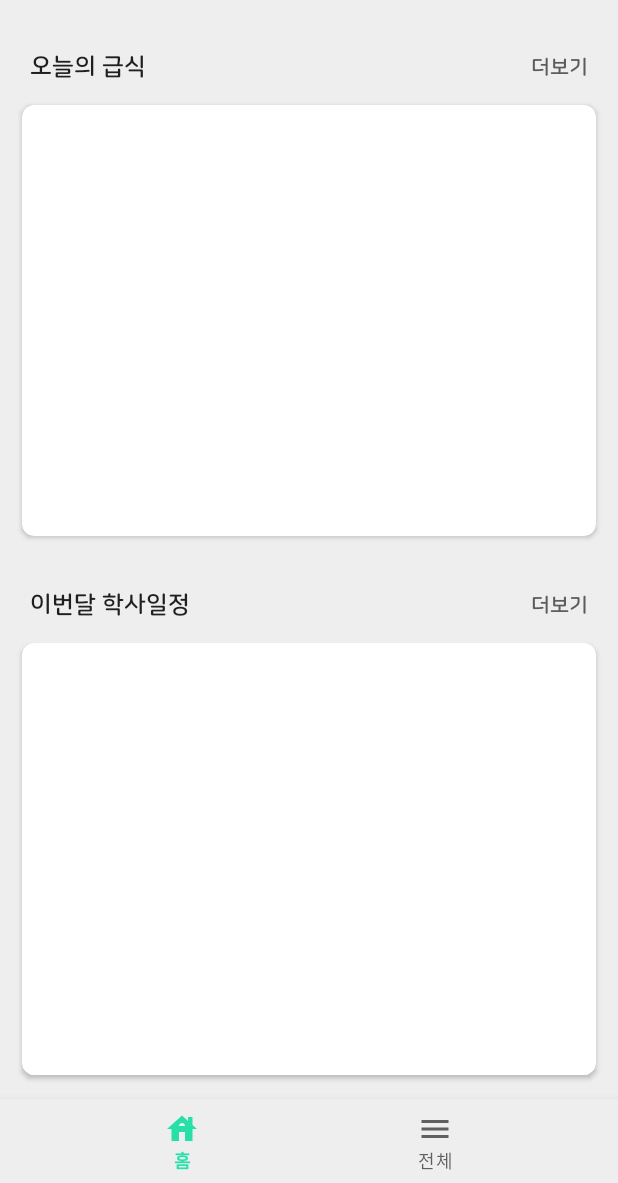
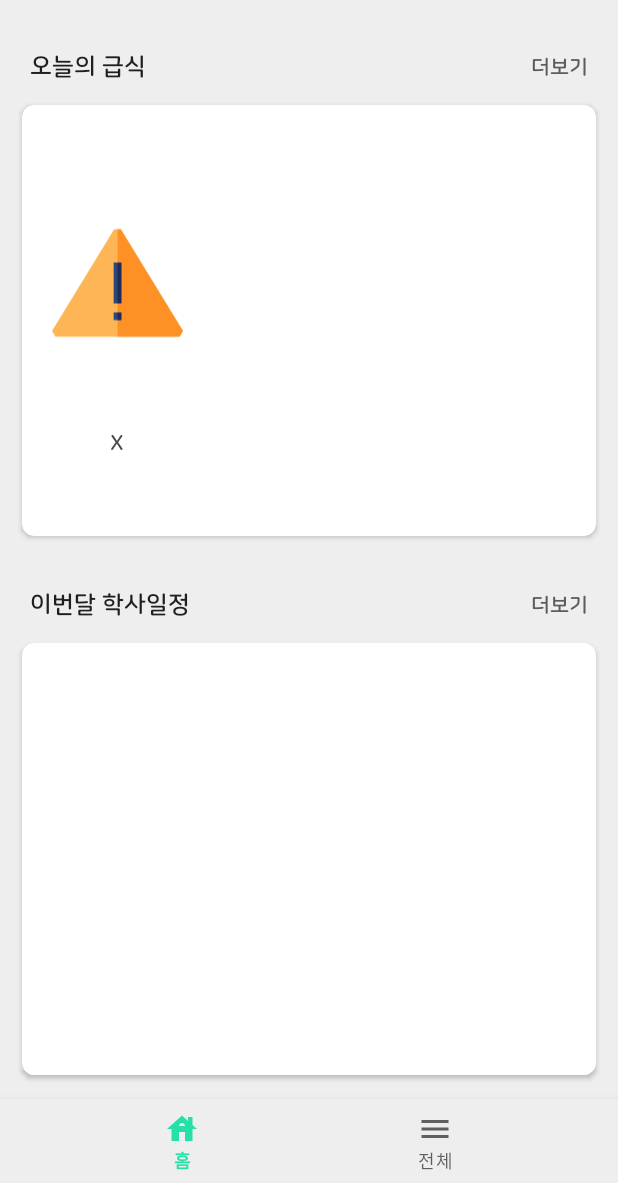
Before and after one commit to ParkJin0318/School_Food_Android, an Android app: the HomeFragment screen opened directly, with no data from a screen before it, on a phone screen of 412 x 824 dp, the part 53-1236 px from its top. Run offline under Robolectric (Android 15) with nearby library versions, the phone set to English and light mode, and no system bars; our stand-ins replace Room's generated code, RxJava, data binding, navigation-ui.

Commit message:
[UPDATE] Layout

```diff
--- a/School_Food_Android/presentation/src/main/java/com/meals/school_food/view/fragment/HomeFragment.kt
+++ b/School_Food_Android/presentation/src/main/java/com/meals/school_food/view/fragment/HomeFragment.kt
@@ -46,6 +46,11 @@ class HomeFragment : BaseFragment<FragmentHomeBinding, HomeViewModel>() {
                     }
                 }
             })
+            onErrorEvent.observe(this@HomeFragment, Observer {
+                mealText.value = it
+                time.value = "X"
+                binding.mealImage.setImageResource(R.drawable.ic_error)
+            })
         }
     }
 
--- a/School_Food_Android/presentation/src/main/java/com/meals/school_food/viewmodel/HomeViewModel.kt
+++ b/School_Food_Android/presentation/src/main/java/com/meals/school_food/viewmodel/HomeViewModel.kt
@@ -31,6 +31,7 @@ class HomeViewModel(
 
     val onScheduleDetailEvent = SingleLiveEvent<Unit>()
     val onMealDetailEvent = SingleLiveEvent<Unit>()
+    val onErrorEvent = SingleLiveEvent<String>()
 
     init {
         scheduleAdapter.setList(scheduleList)
@@ -46,7 +47,7 @@ class HomeViewModel(
                     isLoading.value = true
                 }
                 override fun onError(e: Throwable) {
-                    mealText.value = e.message
+                    onErrorEvent.value = e.message
                     isLoading.value = true
                 }
             })
--- a/School_Food_Android/presentation/src/main/java/com/meals/school_food/widget/extension/ActivityExtension.kt
+++ b/School_Food_Android/presentation/src/main/java/com/meals/school_food/widget/extension/ActivityExtension.kt
@@ -27,3 +27,7 @@ fun AppCompatActivity.startActivityWithFinish(activity: Class<*>) {
 fun AppCompatActivity.toast(text : Int) {
     android.widget.Toast.makeText(applicationContext, text, android.widget.Toast.LENGTH_SHORT).show()
 }
+
+fun AppCompatActivity.toast(text : String) {
+    android.widget.Toast.makeText(applicationContext, text, android.widget.Toast.LENGTH_SHORT).show()
+}
--- /dev/null
+++ b/School_Food_Android/presentation/src/main/res/drawable/ic_error.xml
@@ -0,0 +1,24 @@
+<vector xmlns:android="http://schemas.android.com/apk/res/android"
+    android:width="512dp"
+    android:height="512dp"
+    android:viewportWidth="512.14"
+    android:viewportHeight="512.14">
+  <path
+      android:pathData="m268.97,46.07h-25.8l-243.17,397.76 13.72,22.24h484.7l13.72,-22.24z"
+      android:fillColor="#feb556"/>
+  <path
+      android:pathData="m512.14,443.83 l-13.72,22.24h-242.37v-420h12.92z"
+      android:fillColor="#fd9126"/>
+  <path
+      android:pathData="m241.07,371.07h30v30h-30z"
+      android:fillColor="#2a4979"/>
+  <path
+      android:pathData="m241.07,176.07h30v160h-30z"
+      android:fillColor="#2a4979"/>
+  <path
+      android:pathData="m256.05,176.07h15.02v160h-15.02z"
+      android:fillColor="#202a58"/>
+  <path
+      android:pathData="m256.05,371.07h15.02v30h-15.02z"
+      android:fillColor="#202a58"/>
+</vector>
--- a/School_Food_Android/presentation/src/main/res/layout/fragment_home.xml
+++ b/School_Food_Android/presentation/src/main/res/layout/fragment_home.xml
@@ -112,7 +112,7 @@
                                         android:layout_width="match_parent"
                                         android:layout_height="0dp"
                                         android:layout_weight="4"
-                                        tools:src="@drawable/ic_dinner"/>
+                                        android:src="@drawable/ic_error"/>
 
                                     <TextView
                                         android:layout_width="match_parent"
@@ -123,7 +123,7 @@
                                         android:text="@{viewModel.time}"
                                         android:textSize="14sp"
                                         android:textColor="@color/colorText"
-                                        tools:text="@string/dinner" />
+                                        tools:text="X" />
                                 </LinearLayout>
 
                                 <LinearLayout
```
Also changed, not shown: School_Food_Android/presentation/src/main/java/com/meals/school_food/view/activity/SearchActivity.kt (+7 -1 lines), School_Food_Android/presentation/src/main/java/com/meals/school_food/viewmodel/SearchViewModel.kt (+18 -15 lines).
